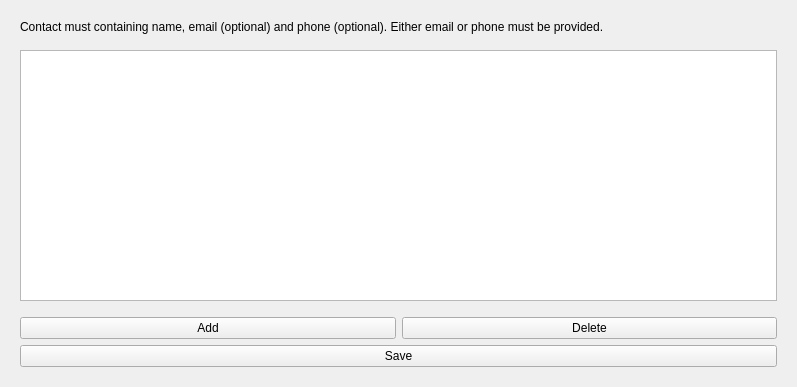
Before: the Qt Designer form cadasta/gui/ui/widget/contact_widget.ui in kartoza/cadasta-qgis-plugin, drawn with Qt 5.
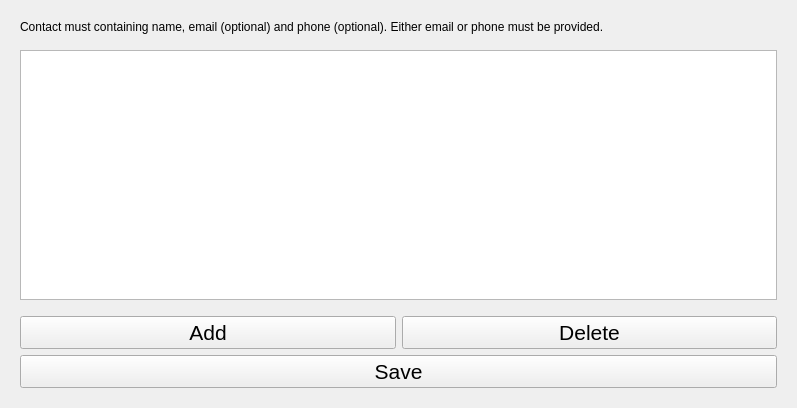
After: the same form once the commit is applied.

Commit message: Make primary buttons bigger

```diff
--- a/cadasta/gui/ui/widget/contact_widget.ui
+++ b/cadasta/gui/ui/widget/contact_widget.ui
@@ -7,7 +7,7 @@
     <x>0</x>
     <y>0</y>
     <width>797</width>
-    <height>387</height>
+    <height>408</height>
    </rect>
   </property>
   <property name="sizePolicy">
@@ -33,8 +33,8 @@
        <rect>
         <x>0</x>
         <y>0</y>
-        <width>779</width>
-        <height>369</height>
+        <width>773</width>
+        <height>384</height>
        </rect>
       </property>
       <layout class="QVBoxLayout" name="verticalLayout_4">
@@ -87,8 +87,16 @@
         <layout class="QHBoxLayout" name="horizontalLayout">
          <item>
           <widget class="QPushButton" name="add_button">
+           <property name="font">
+            <font>
+             <pointsize>16</pointsize>
+            </font>
+           </property>
            <property name="cursor">
-            <cursorShape>OpenHandCursor</cursorShape>
+            <cursorShape>PointingHandCursor</cursorShape>
+           </property>
+           <property name="styleSheet">
+            <string notr="true">height: 25px; </string>
            </property>
            <property name="text">
             <string>Add</string>
@@ -97,8 +105,16 @@
          </item>
          <item>
           <widget class="QPushButton" name="delete_button">
+           <property name="font">
+            <font>
+             <pointsize>16</pointsize>
+            </font>
+           </property>
            <property name="cursor">
-            <cursorShape>OpenHandCursor</cursorShape>
+            <cursorShape>PointingHandCursor</cursorShape>
+           </property>
+           <property name="styleSheet">
+            <string notr="true">height: 25px; </string>
            </property>
            <property name="text">
             <string>Delete</string>
@@ -109,6 +125,17 @@
        </item>
        <item>
         <widget class="QPushButton" name="save_button">
+         <property name="font">
+          <font>
+           <pointsize>16</pointsize>
+          </font>
+         </property>
+         <property name="cursor">
+          <cursorShape>PointingHandCursor</cursorShape>
+         </property>
+         <property name="styleSheet">
+          <string notr="true">height: 25px; </string>
+         </property>
          <property name="text">
           <string>Save</string>
          </property>
```
The commit also changes 3 other files.
